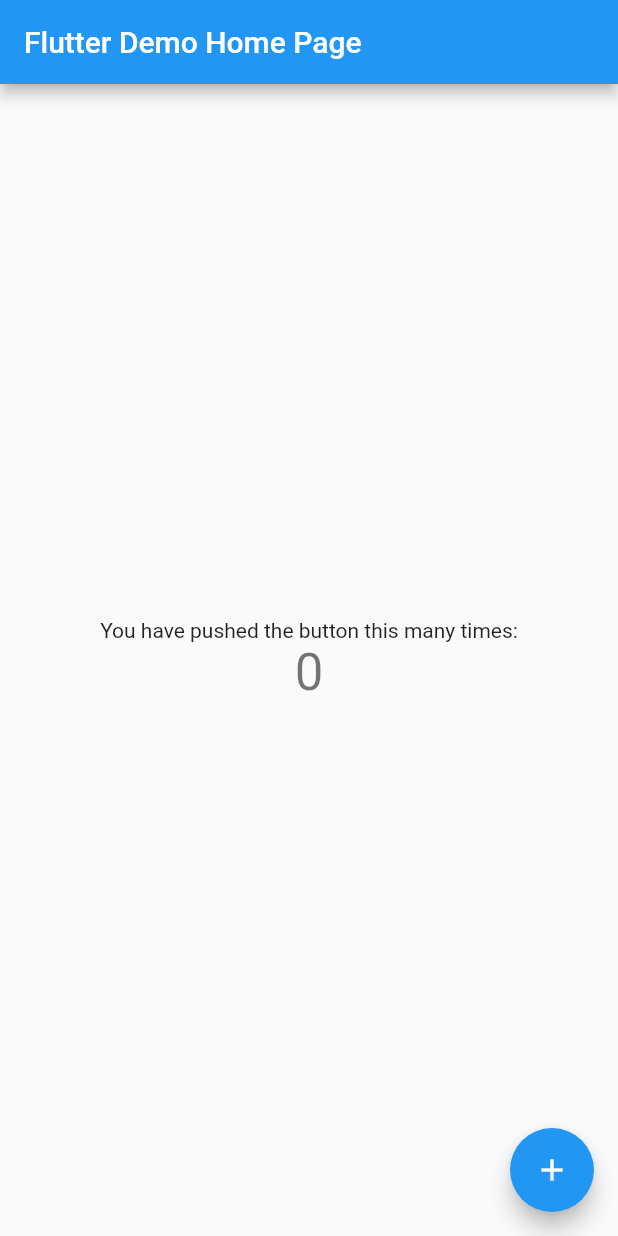
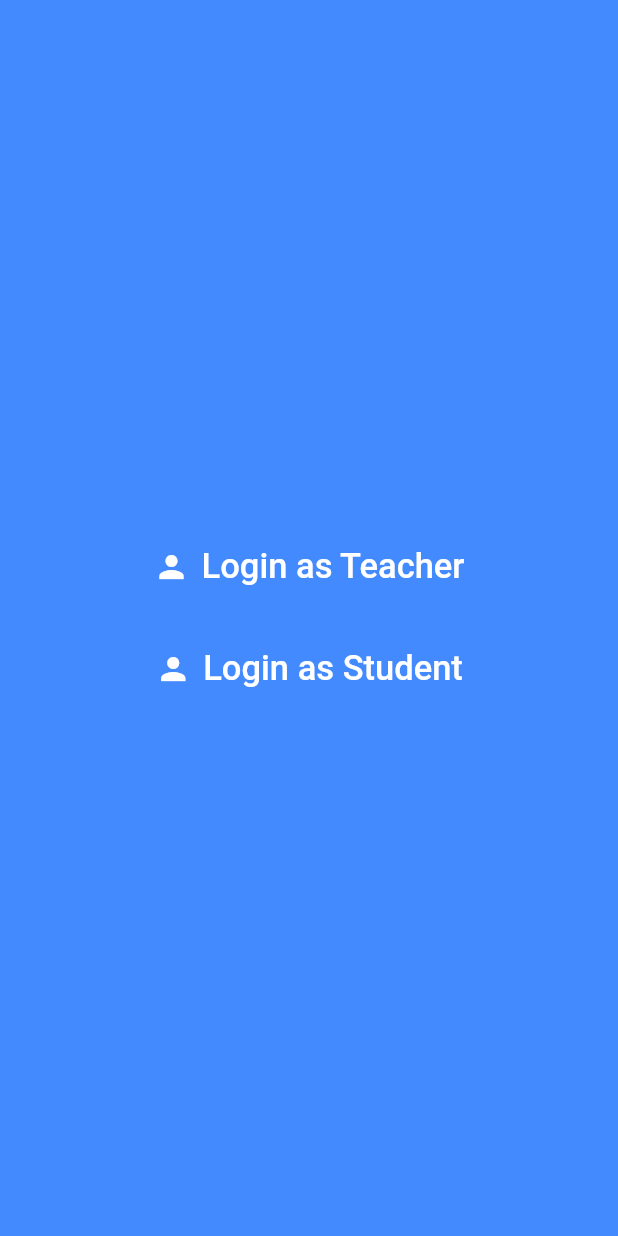
Before and after one commit to Ankush1816/iemcrp_app2, a Flutter app: the screen it shows after launch, on a phone screen of 412 x 824 dp. Run offline on Flutter 3.47's test engine with Material 2 defaults, Android fonts, the phone set to English and light mode, and no system bars.

Commit message:
File Structure created and login page created

```diff
--- a/lib/main.dart
+++ b/lib/main.dart
@@ -1,4 +1,6 @@
 import 'package:flutter/material.dart';
+import 'package:iemcrp2/pages/Authentication/authentication.dart';
+import 'package:iemcrp2/pages/wrapper.dart';
 
 void main() {
   runApp(const MyApp());
@@ -7,109 +9,16 @@ void main() {
 class MyApp extends StatelessWidget {
   const MyApp({Key? key}) : super(key: key);
 
-  // This widget is the root of your application.
   @override
   Widget build(BuildContext context) {
     return MaterialApp(
-      title: 'Flutter Demo',
-      theme: ThemeData(
-        // This is the theme of your application.
-        //
-        // Try running your application with "flutter run". You'll see the
-        // application has a blue toolbar. Then, without quitting the app, try
-        // changing the primarySwatch below to Colors.green and then invoke
-        // "hot reload" (press "r" in the console where you ran "flutter run",
-        // or simply save your changes to "hot reload" in a Flutter IDE).
-        // Notice that the counter didn't reset back to zero; the application
-        // is not restarted.
-        primarySwatch: Colors.blue,
-      ),
-      home: const MyHomePage(title: 'Flutter Demo Home Page'),
+      initialRoute: '/',
+      routes: {
+        '/': (context) => Wrapper(),
+        '/authenticate': (context) => Authenticate(),
+      },
+
+      // home: Wrapper(),
     );
   }
 }
-
-class MyHomePage extends StatefulWidget {
-  const MyHomePage({Key? key, required this.title}) : super(key: key);
-
-  // This widget is the home page of your application. It is stateful, meaning
-  // that it has a State object (defined below) that contains fields that affect
-  // how it looks.
-
-  // This class is the configuration for the state. It holds the values (in this
-  // case the title) provided by the parent (in this case the App widget) and
-  // used by the build method of the State. Fields in a Widget subclass are
-  // always marked "final".
-
-  final String title;
-
-  @override
-  State<MyHomePage> createState() => _MyHomePageState();
-}
-
-class _MyHomePageState extends State<MyHomePage> {
-  int _counter = 0;
-
-  void _incrementCounter() {
-    setState(() {
-      // This call to setState tells the Flutter framework that something has
-      // changed in this State, which causes it to rerun the build method below
-      // so that the display can reflect the updated values. If we changed
-      // _counter without calling setState(), then the build method would not be
-      // called again, and so nothing would appear to happen.
-      _counter++;
-    });
-  }
-
-  @override
-  Widget build(BuildContext context) {
-    // This method is rerun every time setState is called, for instance as done
-    // by the _incrementCounter method above.
-    //
-    // The Flutter framework has been optimized to make rerunning build methods
-    // fast, so that you can just rebuild anything that needs updating rather
-    // than having to individually change instances of widgets.
-    return Scaffold(
-      appBar: AppBar(
-        // Here we take the value from the MyHomePage object that was created by
-        // the App.build method, and use it to set our appbar title.
-        title: Text(widget.title),
-      ),
-      body: Center(
-        // Center is a layout widget. It takes a single child and positions it
-        // in the middle of the parent.
-        child: Column(
-          // Column is also a layout widget. It takes a list of children and
-          // arranges them vertically. By default, it sizes itself to fit its
-          // children horizontally, and tries to be as tall as its parent.
-          //
-          // Invoke "debug painting" (press "p" in the console, choose the
-          // "Toggle Debug Paint" action from the Flutter Inspector in Android
-          // Studio, or the "Toggle Debug Paint" command in Visual Studio Code)
-          // to see the wireframe for each widget.
-          //
-          // Column has various properties to control how it sizes itself and
-          // how it positions its children. Here we use mainAxisAlignment to
-          // center the children vertically; the main axis here is the vertical
-          // axis because Columns are vertical (the cross axis would be
-          // horizontal).
-          mainAxisAlignment: MainAxisAlignment.center,
-          children: <Widget>[
-            const Text(
-              'You have pushed the button this many times:',
-            ),
-            Text(
-              '$_counter',
-              style: Theme.of(context).textTheme.headline4,
-            ),
-          ],
-        ),
-      ),
-      floatingActionButton: FloatingActionButton(
-        onPressed: _incrementCounter,
-        tooltip: 'Increment',
-        child: const Icon(Icons.add),
-      ), // This trailing comma makes auto-formatting nicer for build methods.
-    );
-  }
-}
--- /dev/null
+++ b/lib/pages/Authentication/authentication.dart
@@ -0,0 +1,19 @@
+import 'package:flutter/material.dart';
+
+class Authenticate extends StatefulWidget {
+  const Authenticate({Key? key}) : super(key: key);
+
+  @override
+  State<Authenticate> createState() => _AuthenticateState();
+}
+
+class _AuthenticateState extends State<Authenticate> {
+  @override
+  Widget build(BuildContext context) {
+    return Scaffold(
+      appBar: AppBar(),
+      body: Text('Authenticate'),
+
+    );
+  }
+}
--- /dev/null
+++ b/lib/pages/Authentication/login.dart
@@ -0,0 +1,46 @@
+import 'package:flutter/material.dart';
+
+class Login extends StatelessWidget {
+  const Login({Key? key}) : super(key: key);
+
+  @override
+  Widget build(BuildContext context) {
+    return Scaffold(
+      backgroundColor: Colors.blueAccent,
+      body: Column(
+        mainAxisAlignment: MainAxisAlignment.center,
+        crossAxisAlignment: CrossAxisAlignment.stretch,
+        children: [
+          TextButton.icon(
+            onPressed: () {
+              Navigator.pushNamed(context, '/authenticate');
+
+            },
+            icon: Icon(Icons.person, color: Colors.white),
+            label: Text(
+              'Login as Teacher',
+              style: TextStyle(
+                color: Colors.white,
+                fontSize: 23,
+              ),
+            ),
+          ),
+          SizedBox(
+            height: 20,
+          ),
+          TextButton.icon(
+            onPressed: () {
+              Navigator.pushNamed(context, '/authenticate');
+
+            },
+            icon: Icon(Icons.person, color: Colors.white),
+            label: Text(
+              'Login as Student',
+              style: TextStyle(color: Colors.white, fontSize: 23),
+            ),
+          )
+        ],
+      ),
+    );
+  }
+}
--- /dev/null
+++ b/lib/pages/wrapper.dart
@@ -0,0 +1,12 @@
+import 'package:flutter/material.dart';
+import 'package:iemcrp2/pages/Authentication/login.dart';
+
+
+class Wrapper extends StatelessWidget {
+  const Wrapper({Key? key}) : super(key: key);
+
+  @override
+  Widget build(BuildContext context) {
+    return Login();
+  }
+}
```
Also changed, not shown: lib/pages/Student/student_home.dart (added), lib/pages/Student/student_profile.dart (added), lib/pages/Teacher/teacher_home.dart (added), lib/pages/Teacher/teacher_profile.dart (added), lib/pages/form.dart (added), lib/pages/loading.dart (added), lib/pages/questions.dart (added), lib/services/auth.dart (added).
